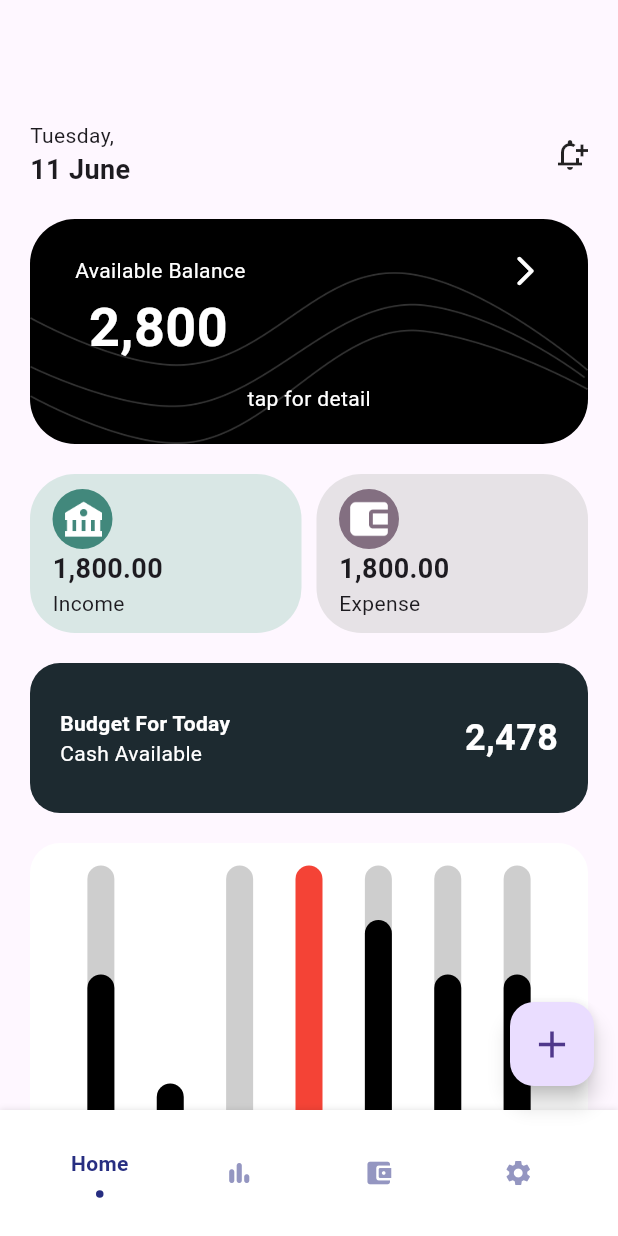
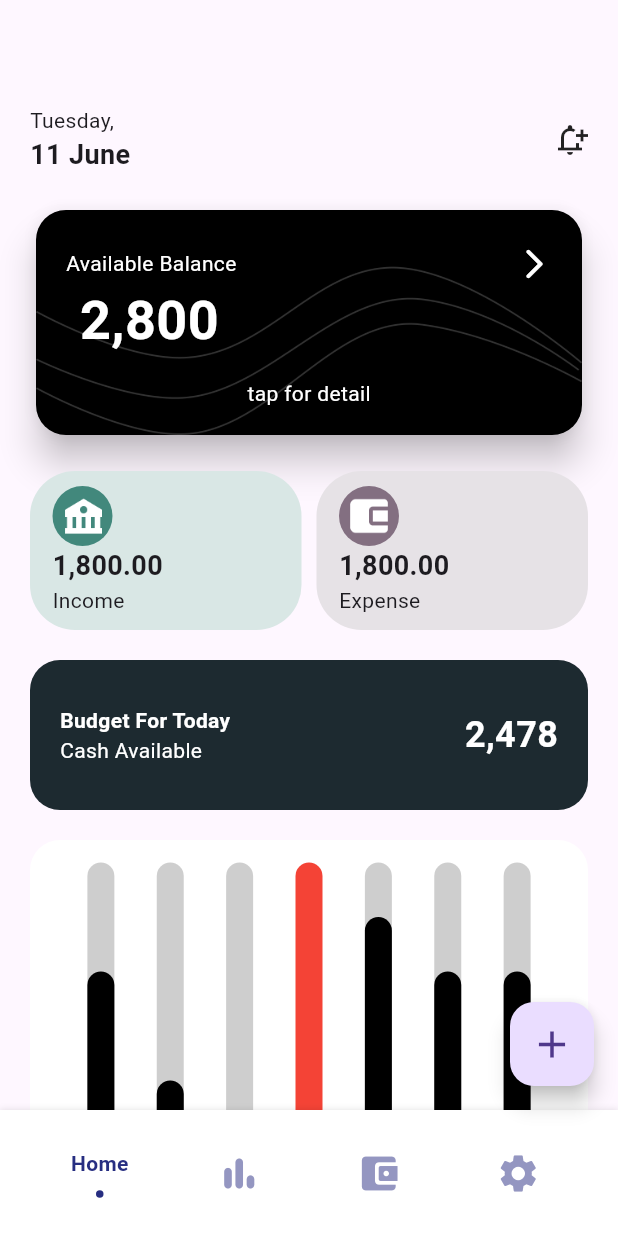
Before and after one commit to Kevinkiron/zoro, a Flutter app: the screen it shows after launch, on a phone screen of 412 x 824 dp. Run offline on Flutter 3.47's test engine with Material 3 defaults, Android fonts, the light colour scheme and no system bars; drawn by our look-alikes of fl_chart, flashy_tab_bar2, flip_card; our stand-ins replace bloc, equatable, flutter_bloc, gap.

Commit message:
flipcard added

```diff
--- a/lib/screens/home/home.dart
+++ b/lib/screens/home/home.dart
@@ -1,5 +1,6 @@
 import 'package:expense_tracker/screens/home/bloc/home_bloc.dart';
 import 'package:expense_tracker/utils/bar_chart.dart';
+import 'package:flip_card/flip_card.dart';
 import 'package:flutter/material.dart';
 import 'package:flutter_bloc/flutter_bloc.dart';
 import 'package:gap/gap.dart';
@@ -45,7 +46,7 @@ class HomeView extends StatelessWidget {
         child: Column(
           children: [
             const SizedBox(
-              height: 70,
+              height: 60,
             ),
             Row(
               mainAxisAlignment: MainAxisAlignment.spaceBetween,
@@ -67,69 +68,16 @@ class HomeView extends StatelessWidget {
             const SizedBox(
               height: 20,
             ),
-            Container(
-              height: 150,
-              width: 400,
-              padding: const EdgeInsets.symmetric(
-                horizontal: 30,
-              ),
-              decoration: BoxDecoration(
-                  image: const DecorationImage(
-                    image: AssetImage(
-                      AppImages.balanceCard,
-                    ),
-                    alignment: Alignment.bottomCenter,
-                    fit: BoxFit.contain,
-                  ),
-                  color: Colors.black,
-                  borderRadius: BorderRadius.circular(30)),
-              child: const Column(
-                crossAxisAlignment: CrossAxisAlignment.start,
-                mainAxisAlignment: MainAxisAlignment.spaceBetween,
-                children: [
-                  SizedBox(
-                    height: 10,
-                  ),
-                  Column(
-                    crossAxisAlignment: CrossAxisAlignment.start,
-                    children: [
-                      Row(
-                        mainAxisAlignment: MainAxisAlignment.spaceBetween,
-                        children: [
-                          Text(
-                            "Available Balance",
-                            style: TextStyle(
-                              color: Colors.white,
-                            ),
-                          ),
-                          Icon(
-                            Icons.arrow_forward_ios_rounded,
-                            color: Colors.white,
-                          )
-                        ],
-                      ),
-                      Text(
-                        " 2,800",
-                        style: TextStyle(
-                            color: Colors.white,
-                            fontSize: 36,
-                            fontWeight: FontWeight.bold),
-                      ),
-                    ],
-                  ),
-                  Align(
-                    alignment: Alignment.bottomCenter,
-                    child: Text(
-                      "tap for detail",
-                      style: TextStyle(
-                        color: Colors.white,
-                      ),
-                    ),
-                  ),
-                  SizedBox(
-                    height: 8,
-                  )
-                ],
+            Card(
+              elevation: 10,
+              color: Colors.transparent,
+              shape: RoundedRectangleBorder(
+                  borderRadius: BorderRadius.circular(20)),
+              child: FlipCard(
+                direction: FlipDirection.HORIZONTAL,
+                speed: 600,
+                front: _frontSideTopCard(),
+                back: _backSideTopCard(),
               ),
             ),
             const SizedBox(
@@ -248,4 +196,141 @@ class HomeView extends StatelessWidget {
       ),
     );
   }
+
+  Container _backSideTopCard() {
+    return Container(
+      height: 150,
+      // width: 400,
+      padding: const EdgeInsets.symmetric(
+        horizontal: 20,
+      ),
+      decoration: BoxDecoration(
+        image: const DecorationImage(
+          image: AssetImage(
+            AppImages.balanceCard,
+          ),
+          alignment: Alignment.bottomCenter,
+          fit: BoxFit.contain,
+        ),
+        color: Colors.black,
+        borderRadius: BorderRadius.circular(20),
+      ),
+      child: const Column(
+        crossAxisAlignment: CrossAxisAlignment.start,
+        mainAxisAlignment: MainAxisAlignment.spaceBetween,
+        children: [
+          SizedBox(
+            height: 10,
+          ),
+          Column(
+            crossAxisAlignment: CrossAxisAlignment.start,
+            children: [
+              Row(
+                mainAxisAlignment: MainAxisAlignment.spaceBetween,
+                children: [
+                  Text(
+                    "Available Balance",
+                    style: TextStyle(
+                      color: Colors.white,
+                    ),
+                  ),
+                  Icon(
+                    Icons.arrow_forward_ios_rounded,
+                    color: Colors.white,
+                  )
+                ],
+              ),
+              Text(
+                " 2,800",
+                style: TextStyle(
+                    color: Colors.white,
+                    fontSize: 36,
+                    fontWeight: FontWeight.bold),
+              ),
+            ],
+          ),
+          Align(
+            alignment: Alignment.bottomCenter,
+            child: Text(
+              "tap for detail",
+              style: TextStyle(
+                color: Colors.white,
+              ),
+            ),
+          ),
+          SizedBox(
+            height: 4,
+          )
+        ],
+      ),
+    );
+  }
+
+  Container _frontSideTopCard() {
+    return Container(
+      height: 150,
+      // width: 400,
+      padding: const EdgeInsets.symmetric(
+        horizontal: 20,
+      ),
+      decoration: BoxDecoration(
+          image: const DecorationImage(
+            image: AssetImage(
+              AppImages.balanceCard,
+            ),
+            alignment: Alignment.bottomCenter,
+            fit: BoxFit.contain,
+          ),
+          color: Colors.black,
+          borderRadius: BorderRadius.circular(20)),
+      child: const Column(
+        crossAxisAlignment: CrossAxisAlignment.start,
+        mainAxisAlignment: MainAxisAlignment.spaceBetween,
+        children: [
+          SizedBox(
+            height: 10,
+          ),
+          Column(
+            crossAxisAlignment: CrossAxisAlignment.start,
+            children: [
+              Row(
+                mainAxisAlignment: MainAxisAlignment.spaceBetween,
+                children: [
+                  Text(
+                    "Available Balance",
+                    style: TextStyle(
+                      color: Colors.white,
+                    ),
+                  ),
+                  Icon(
+                    Icons.arrow_forward_ios_rounded,
+                    color: Colors.white,
+                  )
+                ],
+              ),
+              Text(
+                " 2,800",
+                style: TextStyle(
+                    color: Colors.white,
+                    fontSize: 36,
+                    fontWeight: FontWeight.bold),
+              ),
+            ],
+          ),
+          Align(
+            alignment: Alignment.bottomCenter,
+            child: Text(
+              "tap for detail",
+              style: TextStyle(
+                color: Colors.white,
+              ),
+            ),
+          ),
+          SizedBox(
+            height: 4,
+          )
+        ],
+      ),
+    );
+  }
 }
--- a/lib/utils/bar_chart.dart
+++ b/lib/utils/bar_chart.dart
@@ -45,6 +45,11 @@ class BarChartView extends StatelessWidget {
                     width: 18,
                     color: Colors.black,
                     borderRadius: BorderRadius.circular(20),
+                    backDrawRodData: BackgroundBarChartRodData(
+                      color: Colors.grey.withOpacity(0.5),
+                      show: true,
+                      fromY: 30,
+                    ),
                   ),
                 ],
               ),
--- a/lib/utils/bottom.dart
+++ b/lib/utils/bottom.dart
@@ -15,6 +15,7 @@ class BottomNavBar extends StatelessWidget {
       builder: (context, state) {
         return FlashyTabBar(
           selectedIndex: state.tabIndex,
+          iconSize: 30,
           showElevation: true,
           onItemSelected: (index) {
             context.read<HomeBloc>().add(NavigateIndex(index));
--- a/lib/utils/theme.dart
+++ b/lib/utils/theme.dart
@@ -1,10 +1,10 @@
-import 'package:flutter/material.dart';
+// import 'package:flutter/material.dart';
 
-ThemeData lightMode = ThemeData(
-  brightness: Brightness.light,
-  useMaterial3: true,
-);
-ThemeData darkMode = ThemeData(
-  brightness: Brightness.dark,
-  useMaterial3: true,
-);
+// ThemeData lightMode = ThemeData(
+//   brightness: Brightness.light,
+//   useMaterial3: true,
+// );
+// ThemeData darkMode = ThemeData(
+//   brightness: Brightness.dark,
+//   useMaterial3: true,
+// );
--- a/pubspec.yaml
+++ b/pubspec.yaml
@@ -17,6 +17,7 @@ dependencies:
   go_router: ^14.1.4
   gap: ^3.0.1
   flashy_tab_bar2: ^0.0.10
+  flip_card: ^0.7.0
 
 dev_dependencies:
   flutter_test:
```
Also changed, not shown: pubspec.lock.
